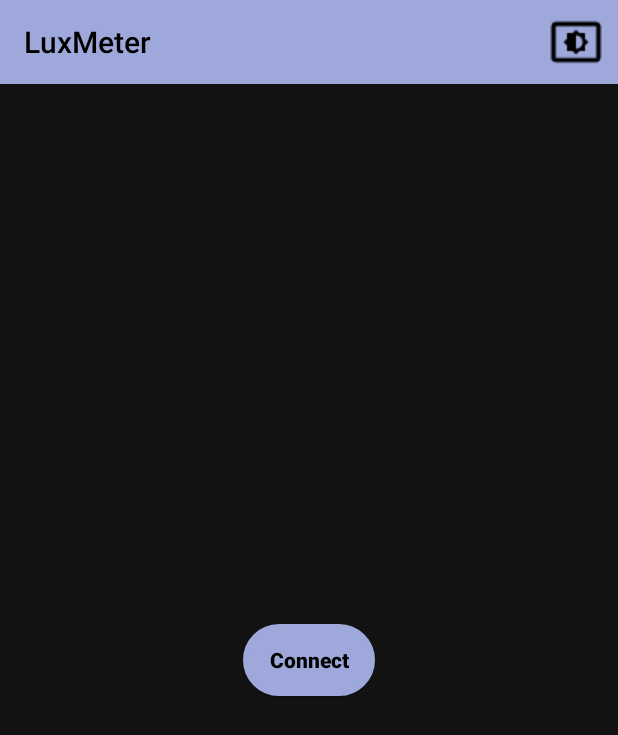
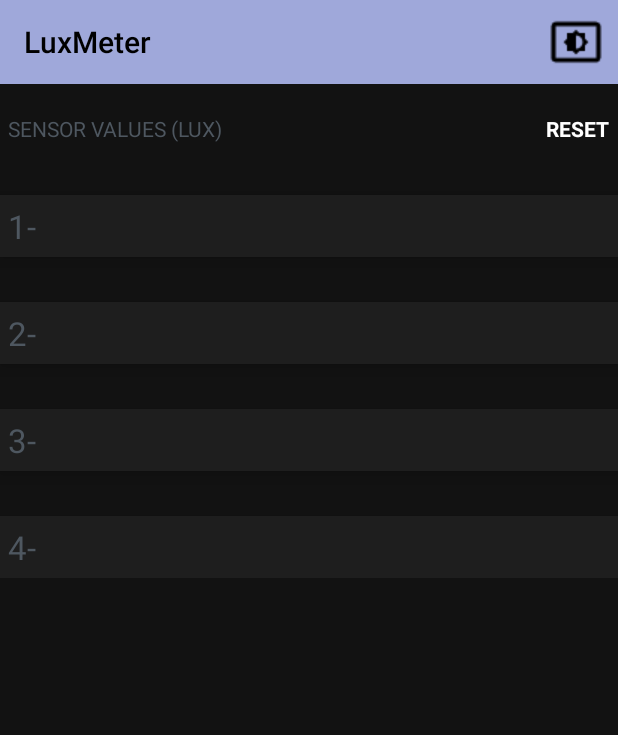
Before and after one commit to AlirezaAbrishami/lux-meter, an Android app: the MainActivity screen opened directly, with no data from a screen before it, on a phone screen of 412 x 824 dp. Shown: the top 735 px of the screen. Run offline under Robolectric (Android 15) with nearby library versions, the phone set to English and light mode, and no system bars.

Commit message:
ScrollView Added to MainActivity

```diff
--- a/android/app/src/main/res/layout/activity_main.xml
+++ b/android/app/src/main/res/layout/activity_main.xml
@@ -4,8 +4,8 @@
     xmlns:tools="http://schemas.android.com/tools"
     android:layout_width="match_parent"
     android:layout_height="match_parent"
-    tools:context=".MainActivity"
-    android:background="@color/backgroundColor">
+    android:background="@color/backgroundColor"
+    tools:context=".MainActivity">
 
     <include
         android:id="@+id/tool_bar"
@@ -20,22 +20,33 @@
         android:text="@string/sensor_values"
         android:textAllCaps="true"
         android:textColor="@color/text"
+        android:visibility="visible"
         app:layout_constraintStart_toStartOf="parent"
-        app:layout_constraintTop_toBottomOf="@id/tool_bar"
-        android:visibility="gone"/>
+        app:layout_constraintTop_toBottomOf="@id/tool_bar" />
 
     <TextView
+        android:id="@+id/main_reset"
         android:layout_width="wrap_content"
         android:layout_height="wrap_content"
-        app:layout_constraintEnd_toEndOf="parent"
-        app:layout_constraintTop_toTopOf="@id/main_title"
         android:layout_marginEnd="5dp"
         android:text="@string/reset"
         android:textAllCaps="true"
         android:textColor="@color/textColor"
         android:textStyle="bold"
-        android:id="@+id/main_reset"
-        android:visibility="gone" />
+        android:visibility="visible"
+        app:layout_constraintEnd_toEndOf="parent"
+        app:layout_constraintTop_toTopOf="@id/main_title" />
+
+    <ScrollView
+        android:layout_width="match_parent"
+        android:layout_height="match_parent"
+        app:layout_constraintTop_toBottomOf="@id/main_reset"
+        android:layout_marginTop="100dp"
+        android:id="@+id/main_scrollview">
+
+        <androidx.constraintlayout.widget.ConstraintLayout
+            android:layout_width="match_parent"
+            android:layout_height="wrap_content">
 
             <androidx.constraintlayout.widget.ConstraintLayout
                 android:id="@+id/main_first_layout"
@@ -44,10 +55,10 @@
                 android:layout_marginTop="30dp"
                 android:background="@color/elevationColor"
                 android:elevation="8dp"
-        app:layout_constraintTop_toBottomOf="@id/main_title"
                 android:paddingTop="6dp"
                 android:paddingBottom="6dp"
-        android:visibility="gone">
+                android:visibility="visible"
+                app:layout_constraintTop_toTopOf="parent">
 
                 <TextView
                     android:id="@+id/main_first"
@@ -68,7 +79,7 @@
                     android:textColor="@color/textColor"
                     android:textSize="22sp"
                     app:layout_constraintStart_toEndOf="@id/main_first"
-            app:layout_constraintTop_toTopOf="parent"/>
+                    app:layout_constraintTop_toTopOf="parent" />
             </androidx.constraintlayout.widget.ConstraintLayout>
 
             <androidx.constraintlayout.widget.ConstraintLayout
@@ -78,10 +89,10 @@
                 android:layout_marginTop="30dp"
                 android:background="@color/elevationColor"
                 android:elevation="8dp"
-        app:layout_constraintTop_toBottomOf="@id/main_first_layout"
                 android:paddingTop="6dp"
                 android:paddingBottom="6dp"
-        android:visibility="gone">
+                android:visibility="visible"
+                app:layout_constraintTop_toBottomOf="@id/main_first_layout">
 
                 <TextView
                     android:id="@+id/main_second"
@@ -112,10 +123,10 @@
                 android:layout_marginTop="30dp"
                 android:background="@color/elevationColor"
                 android:elevation="8dp"
-        app:layout_constraintTop_toBottomOf="@id/main_second_layout"
                 android:paddingTop="6dp"
                 android:paddingBottom="6dp"
-        android:visibility="gone">
+                android:visibility="visible"
+                app:layout_constraintTop_toBottomOf="@id/main_second_layout">
 
                 <TextView
                     android:id="@+id/main_third"
@@ -146,10 +157,10 @@
                 android:layout_marginTop="30dp"
                 android:background="@color/elevationColor"
                 android:elevation="8dp"
-        app:layout_constraintTop_toBottomOf="@id/main_third_layout"
                 android:paddingTop="6dp"
                 android:paddingBottom="6dp"
-        android:visibility="gone">
+                android:visibility="visible"
+                app:layout_constraintTop_toBottomOf="@id/main_third_layout">
 
                 <TextView
                     android:id="@+id/main_fourth"
@@ -173,29 +184,34 @@
                     app:layout_constraintTop_toTopOf="parent" />
             </androidx.constraintlayout.widget.ConstraintLayout>
 
+        </androidx.constraintlayout.widget.ConstraintLayout>
+    </ScrollView>
+
     <Button
+        android:id="@+id/main_connect"
         android:layout_width="wrap_content"
         android:layout_height="wrap_content"
-        app:layout_constraintBottom_toBottomOf="parent"
-        app:layout_constraintStart_toStartOf="parent"
-        app:layout_constraintEnd_toEndOf="parent"
-        app:layout_constraintTop_toBottomOf="@id/main_fourth_layout"
         android:background="@drawable/mybutton"
         android:text="@string/connect"
         android:textAllCaps="false"
         android:textColor="@color/buttonTextColor"
-        android:id="@+id/main_connect"
-        android:textStyle="bold"/>
+        android:textStyle="bold"
+        android:visibility="gone"
+        app:layout_constraintBottom_toBottomOf="parent"
+        app:layout_constraintEnd_toEndOf="parent"
+        app:layout_constraintStart_toStartOf="parent"
+        app:layout_constraintTop_toBottomOf="@id/main_fourth_layout" />
+
     <TextView
+        android:id="@+id/main_connection_status"
         android:layout_width="wrap_content"
         android:layout_height="wrap_content"
-        app:layout_constraintTop_toBottomOf="@id/tool_bar"
+        android:textColor="@color/text"
+        android:visibility="gone"
         app:layout_constraintBottom_toTopOf="@id/main_connect"
+        app:layout_constraintEnd_toEndOf="parent"
         app:layout_constraintStart_toStartOf="parent"
-        app:layout_constraintEnd_toEndOf="parent"
-        android:textColor="@color/text"
-        android:id="@+id/main_connection_status"/>
-
+        app:layout_constraintTop_toBottomOf="@id/tool_bar" />
 
 
 </androidx.constraintlayout.widget.ConstraintLayout>
```
Lines whose indentation alone changed are shown as unchanged.
